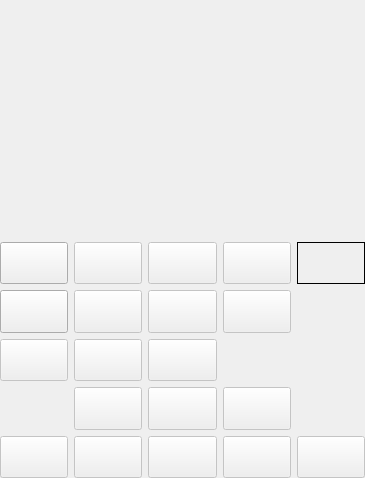
Old version of the form qtBuildSystem/Mu/mainwindow.ui in the repository meepingsnesroms/Mu.
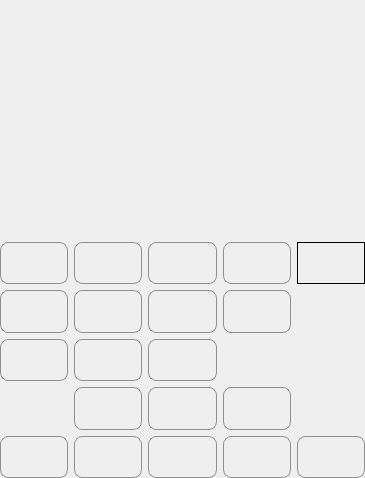
New version of the form. Icons and pictures are not drawn. Custom widgets are drawn as their Qt base class.

Diff of the .ui file:
```diff
--- a/qtBuildSystem/Mu/mainwindow.ui
+++ b/qtBuildSystem/Mu/mainwindow.ui
@@ -73,7 +73,16 @@
        </sizepolicy>
       </property>
       <property name="styleSheet">
-       <string notr="true">QPushButton { padding: 0px; }</string>
+       <string notr="true">QPushButton {
+    padding: 0px;
+    border-radius: 8px;
+    border: 1px solid #8f8f91;
+}
+
+QPushButton:pressed {
+    background-color: qlineargradient(x1: 0, y1: 0, x2: 0, y2: 1,
+                                      stop: 0 #dadbde, stop: 1 #f6f7fa);
+}</string>
       </property>
       <layout class="QGridLayout" name="gridLayout">
        <property name="leftMargin">
```
